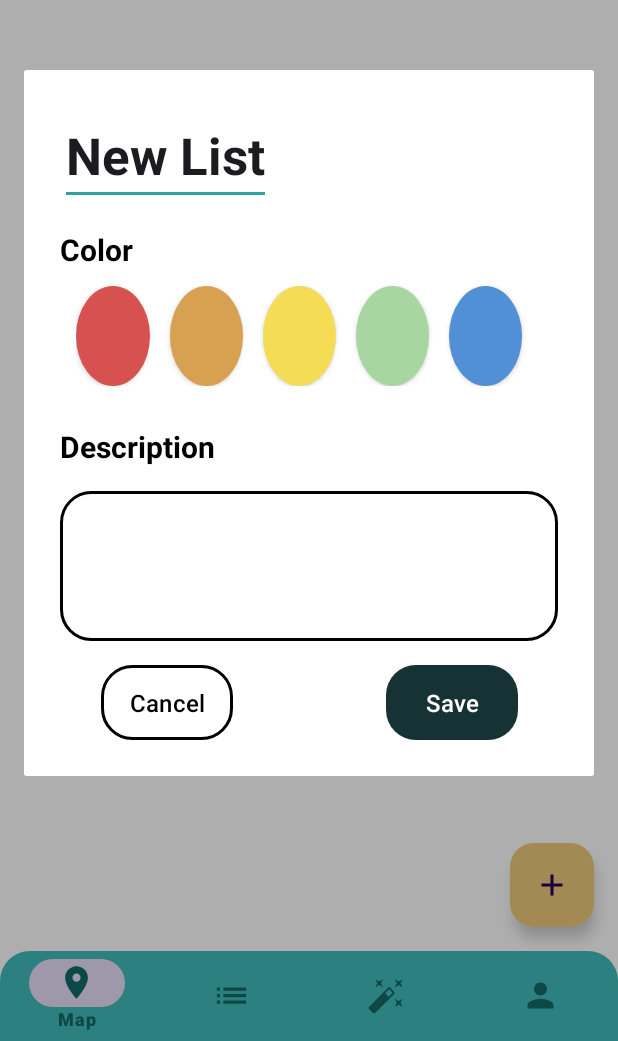
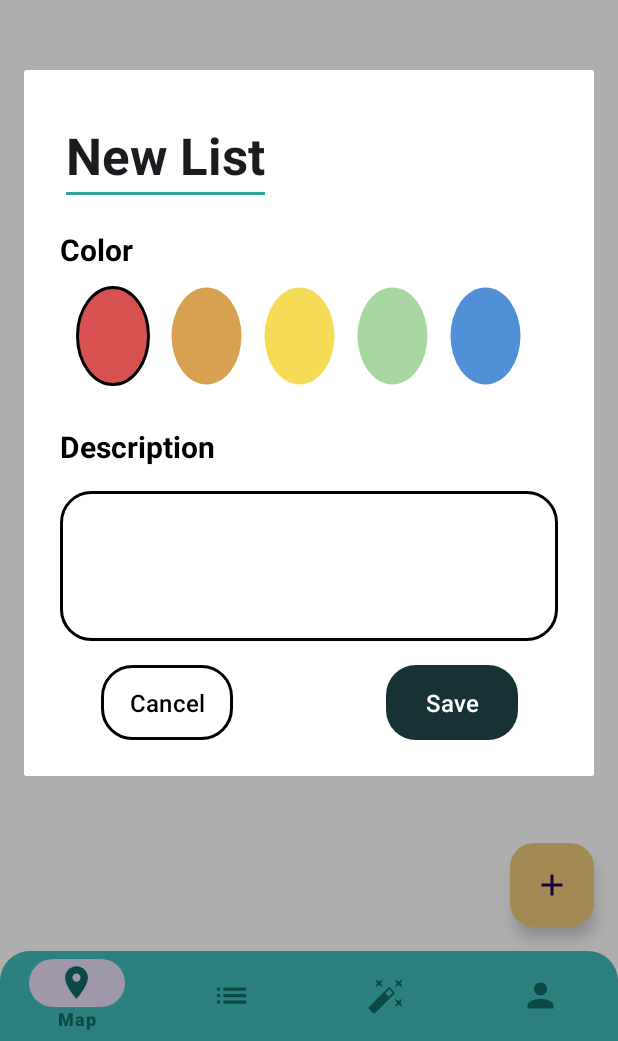
Before and after one commit to kaitlynnchan/food-map, an Android app built with Jetpack Compose: the MainActivity screen opened directly, with no data from a screen before it, after a tap on an icon or button, on a phone screen of 412 x 824 dp, the part 195-1236 px from its top. Run offline under Robolectric (Android 15) with nearby library versions, the phone set to English and light mode, and no system bars; libraries missing offline, so code that uses them is left out: com.auth0.android.

Commit message:
Color options selectable
- set default selected color
- change list model to store int instead of
  Color enum
- create round button background for border

```diff
--- a/app/src/main/java/com/foodmap/app/model/ListsManager.java
+++ b/app/src/main/java/com/foodmap/app/model/ListsManager.java
@@ -10,6 +10,10 @@ public class ListsManager {
         this.lists = new ArrayList<>();
 
         // Add Default list
-        this.lists.add(new List("Favorites", "", List.COLOR.RED));
+        this.lists.add(new List("Favorites", "", 0));
+    }
+
+    public void addList(List list){
+        lists.add(list);
     }
 }
--- a/app/src/main/java/com/foodmap/app/ui/MainActivity.java
+++ b/app/src/main/java/com/foodmap/app/ui/MainActivity.java
@@ -9,6 +9,8 @@ import androidx.fragment.app.FragmentManager;
 import com.foodmap.app.databinding.ActivityMainBinding;
 
 import com.foodmap.app.R;
+import com.foodmap.app.model.List;
+import com.foodmap.app.model.ListsManager;
 import com.foodmap.app.ui.main.ListDialog;
 import com.foodmap.app.ui.main.ListFragment;
 import com.foodmap.app.ui.main.MapsFragment;
@@ -18,6 +20,7 @@ import com.google.android.material.floatingactionbutton.FloatingActionButton;
 public class MainActivity extends AppCompatActivity {
 
     private ActivityMainBinding binding;
+    private ListsManager listsManager;
 
     @Override
     protected void onCreate(Bundle savedInstanceState) {
@@ -25,6 +28,8 @@ public class MainActivity extends AppCompatActivity {
 
         binding = ActivityMainBinding.inflate(getLayoutInflater());
         setContentView(binding.getRoot());
+
+        listsManager = new ListsManager();
 
         // connect bottom navigation
         MapsFragment mapsFragment = new MapsFragment();
@@ -65,4 +70,7 @@ public class MainActivity extends AppCompatActivity {
         });
     }
 
+    public static void addList(List list){
+    }
+
 }
--- a/app/src/main/java/com/foodmap/app/ui/main/ListDialog.java
+++ b/app/src/main/java/com/foodmap/app/ui/main/ListDialog.java
@@ -1,9 +1,8 @@
 package com.foodmap.app.ui.main;
 
 import android.content.res.TypedArray;
-import android.graphics.Color;
-import android.graphics.ColorFilter;
 import android.graphics.PorterDuff;
+import android.graphics.drawable.GradientDrawable;
 import android.os.Bundle;
 
 import androidx.fragment.app.DialogFragment;
@@ -13,10 +12,14 @@ import android.view.LayoutInflater;
 import android.view.View;
 import android.view.ViewGroup;
 import android.widget.Button;
+import android.widget.EditText;
 import android.widget.TableLayout;
 import android.widget.TableRow;
 
 import com.foodmap.app.R;
+import com.foodmap.app.model.List;
+
+import java.util.ArrayList;
 
 
 /**
@@ -25,6 +28,9 @@ import com.foodmap.app.R;
  * create an instance of this fragment.
  */
 public class ListDialog extends DialogFragment {
+
+    private int selectedColor;
+    private ArrayList<Button> buttons;
 
 
     public ListDialog() {
@@ -35,12 +41,10 @@ public class ListDialog extends DialogFragment {
      * Use this factory method to create a new instance of
      * this fragment using the provided parameters.
      *
-     * @param param1 Parameter 1.
-     * @param param2 Parameter 2.
      * @return A new instance of fragment ListDialog.
      */
     // TODO: Rename and change types and number of parameters
-    public static ListDialog newInstance(String param1, String param2) {
+    public static ListDialog newInstance() {
         ListDialog fragment = new ListDialog();
         Bundle args = new Bundle();
         fragment.setArguments(args);
@@ -50,8 +54,8 @@ public class ListDialog extends DialogFragment {
     @Override
     public void onCreate(Bundle savedInstanceState) {
         super.onCreate(savedInstanceState);
-        if (getArguments() != null) {
-        }
+        selectedColor = 0;
+        buttons = new ArrayList<>();
     }
 
     @Override
@@ -59,9 +63,10 @@ public class ListDialog extends DialogFragment {
                              Bundle savedInstanceState) {
         // Inflate the layout for this fragment
         View view = inflater.inflate(R.layout.dialog_list, container, false);
+
+        // Color Options Table
         TableLayout colorOptionsTable = view.findViewById(R.id.colorOptionsTable);
-//        colorOptionsTable.removeAllViews();
-//
+        // Color Table Row
         TableRow colorTableRow = new TableRow(view.getContext());
         colorTableRow.setLayoutParams(new TableLayout.LayoutParams(
                 TableLayout.LayoutParams.MATCH_PARENT,
@@ -70,25 +75,62 @@ public class ListDialog extends DialogFragment {
         colorTableRow.setPadding(16, 16, 16, 16);
         colorOptionsTable.addView(colorTableRow);
 
+        // Get color options from resource
         TypedArray colorOptions = view.getResources().obtainTypedArray(R.array.color_option_array);
         for(int i = 0; i < colorOptions.length(); i++){
-            view.getResources().getDrawable(R.drawable.round_button_background);
-
+            // Create button for each color and set params
             Button button = new Button(view.getContext());
             TableRow.LayoutParams params = new TableRow.LayoutParams(100,100,1.0f);
             params.setMarginEnd(20);
             button.setLayoutParams(params);
             button.setBackgroundResource(R.drawable.round_button_background);
             button.getBackground().setColorFilter(colorOptions.getColor(i, 0), PorterDuff.Mode.SRC_IN);
+            button.setBackgroundTintMode(null);
+//            ((GradientDrawable) button.getBackground()).setColor(colorOptions.getColor(i, 0));
+            final int index = i;
             button.setOnClickListener(new View.OnClickListener() {
                 @Override
                 public void onClick(View v) {
+                    selectedColor = index;
+                    updateButtons();
                 }
             });
+            if(selectedColor == i){
+                button.setForeground(getResources().getDrawable(R.drawable.round_button_background2));
+                button.setSelected(true);
+            }
 
             colorTableRow.addView(button);
+            buttons.add(button);
         }
 
+        Button saveBtn = view.findViewById(R.id.saveButton);
+        saveBtn.setOnClickListener(new View.OnClickListener() {
+            @Override
+            public void onClick(View v) {
+                EditText listNameEditText = v.findViewById(R.id.listNameEditText);
+                String listName = listNameEditText.getText().toString();
+
+                EditText descriptionEditText = v.findViewById(R.id.descriptionEditText);
+                String description = descriptionEditText.getText().toString();
+
+                // create List object and send to main
+                List newList = new List(listName, description, selectedColor);
+
+            }
+        });
         return view;
     }
+
+    private void updateButtons(){
+        for(int i = 0; i < buttons.size(); i++){
+            if(selectedColor == i){
+                buttons.get(i).setForeground(getResources().getDrawable(R.drawable.round_button_background2));
+                buttons.get(i).setSelected(true);
+            } else{
+                buttons.get(i).setForeground(null);
+                buttons.get(i).setSelected(false);
+            }
+        }
+    }
 }
--- a/app/src/main/res/drawable/round_button_background.xml
+++ b/app/src/main/res/drawable/round_button_background.xml
@@ -1,19 +1,66 @@
 <?xml version="1.0" encoding="utf-8"?>
 <selector xmlns:android="http://schemas.android.com/apk/res/android">
-    <item android:state_pressed="true" android:state_selected="true">
+<!--    <item android:state_selected="true">-->
+<!--        <shape android:shape="oval">-->
+<!--            <solid-->
+<!--                android:color="@color/white"/>-->
+<!--            <stroke-->
+<!--                android:width="2dp"-->
+<!--                android:color="@color/black" />-->
+<!--        </shape>-->
+<!--    </item>-->
+<!--    <item android:state_pressed="true">-->
+<!--        <layer-list>-->
+<!--            <item>-->
+<!--                <shape android:shape="oval">-->
+<!--                    <solid-->
+<!--                        android:color="#00000000"/>-->
+<!--                    <stroke-->
+<!--                        android:width="2dp"-->
+<!--                        android:color="@color/black" />-->
+<!--                </shape>-->
+<!--            </item>-->
+<!--            <item>-->
+<!--                <shape android:shape="oval">-->
+<!--                    <solid-->
+<!--                        android:color="@color/white"/>-->
+<!--                    <stroke-->
+<!--                        android:width="2dp"-->
+<!--                        android:color="#00000000" />-->
+<!--                </shape>-->
+<!--            </item>-->
+<!--        </layer-list>-->
+<!--    </item>-->
+
+<!--    <item>-->
+<!--        <layer-list>-->
+<!--            <item>-->
+<!--                <shape android:shape="oval">-->
+<!--                    <solid-->
+<!--                        android:color="#00000000"/>-->
+<!--                    <stroke-->
+<!--                        android:width="2dp"-->
+<!--                        android:color="#00000000" />-->
+<!--                </shape>-->
+<!--            </item>-->
+<!--            <item>-->
+<!--                <shape android:shape="oval">-->
+<!--                    <solid-->
+<!--                        android:color="@color/white"/>-->
+<!--                    <stroke-->
+<!--                        android:width="2dp"-->
+<!--                        android:color="#00000000" />-->
+<!--                </shape>-->
+<!--            </item>-->
+<!--        </layer-list>-->
+<!--    </item>-->
+    <item>
         <shape android:shape="oval">
             <solid
                 android:color="@color/white"/>
             <stroke
-                android:width="5dp"
-                android:color="@color/black" />
-        </shape>
-    </item>
-
-    <item>
-        <shape android:shape="oval">
-            <solid
-                android:color="@color/white"/>
+                android:width="2dp"
+                android:color="#00000000" />
         </shape>
     </item>
 </selector>
--- /dev/null
+++ b/app/src/main/res/drawable/round_button_background2.xml
@@ -0,0 +1,13 @@
+<?xml version="1.0" encoding="utf-8"?>
+<selector xmlns:android="http://schemas.android.com/apk/res/android">
+    <item>
+        <shape android:shape="oval">
+            <solid
+                android:color="#00000000"/>
+            <stroke
+                android:width="2dp"
+                android:color="@color/black" />
+        </shape>
+    </item>
+
+</selector>
```
Also changed, not shown: app/src/main/java/com/foodmap/app/model/List.java (+7 -11 lines).
